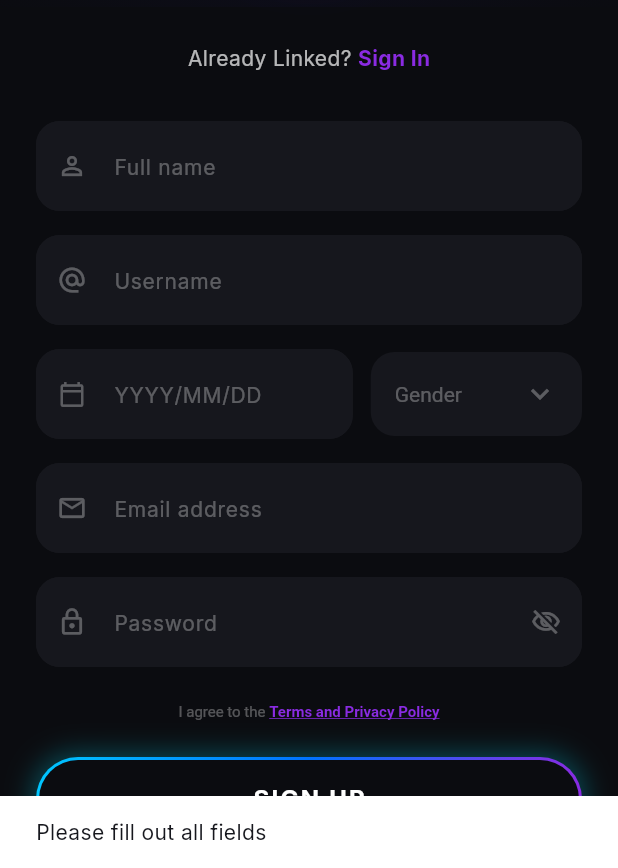
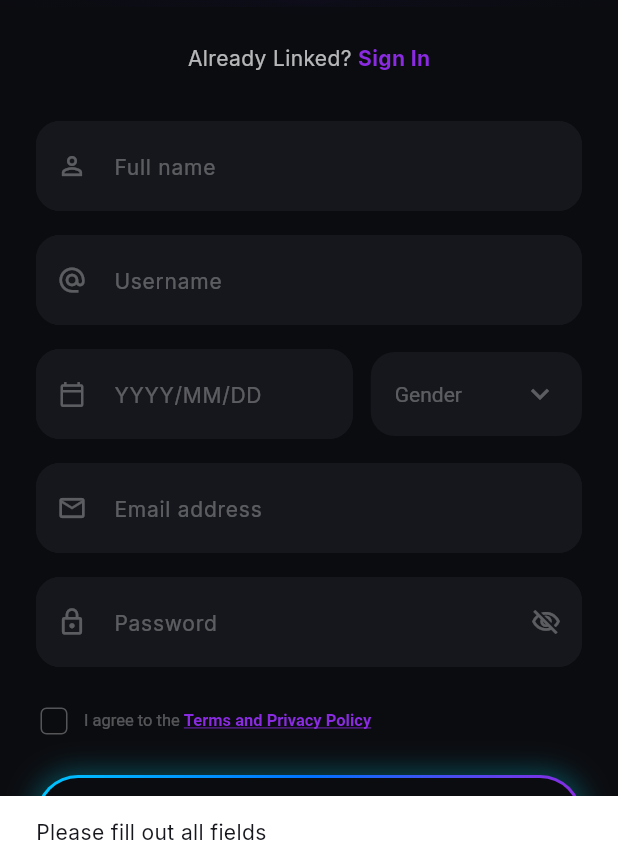
Before and after one commit to Pravesh-Shrestha/nexus_app, a Flutter app: the SignupScreen screen opened directly, after a tap on "SIGN UP", on a phone screen of 412 x 824 dp, the part 368-1236 px from its top. Run offline on Flutter 3.47's test engine with Material 3 defaults, Android fonts, the phone set to English and light mode, and no system bars; our stand-ins replace animated_notch_bottom_bar, cloud_firestore, firebase_auth, firebase_core, google_fonts, google_sign_in and 1 more; missing offline and left inert: mailer; accounts and stored records are empty.

Commit message:
feat: implement DateTextInputFormatter and add terms agreement checkbox with validation to signup screen

```diff
--- a/lib/features/auth/presentation/signup_screen.dart
+++ b/lib/features/auth/presentation/signup_screen.dart
@@ -7,6 +7,7 @@ import 'package:nexus_app/core/presentation/widgets/custom_text_field.dart';
 import 'package:nexus_app/core/presentation/widgets/gradient_button.dart';
 import 'package:nexus_app/features/auth/data/auth_service.dart';
 import 'package:nexus_app/features/profile/presentation/terms_privacy_screen.dart';
+import 'package:nexus_app/core/utils/date_input_formatter.dart';
 
 class SignupScreen extends StatefulWidget {
   const SignupScreen({super.key});
@@ -23,6 +24,7 @@ class _SignupScreenState extends State<SignupScreen> {
   final TextEditingController _passwordController = TextEditingController();
   String? _selectedGender;
   bool _isLoading = false;
+  bool _agreeToTerms = false;
   final AuthService _authService = AuthService();
 
   @override
@@ -44,6 +46,42 @@ class _SignupScreenState extends State<SignupScreen> {
         _selectedGender == null) {
       ScaffoldMessenger.of(context).showSnackBar(
         const SnackBar(content: Text('Please fill out all fields')),
+      );
+      return;
+    }
+
+    if (!_agreeToTerms) {
+      ScaffoldMessenger.of(context).showSnackBar(
+        const SnackBar(
+          content: Text('You must agree to the Terms and Privacy Policy to register'),
+          backgroundColor: AppColors.errorRed,
+        ),
+      );
+      return;
+    }
+
+    final dobText = _dobController.text.trim();
+    final dobRegex = RegExp(r'^\d{4}/\d{2}/\d{2}$');
+    if (!dobRegex.hasMatch(dobText)) {
+      ScaffoldMessenger.of(context).showSnackBar(
+        const SnackBar(
+          content: Text('Please enter a valid Date of Birth (YYYY/MM/DD)'),
+          backgroundColor: AppColors.errorRed,
+        ),
+      );
+      return;
+    }
+
+    final parts = dobText.split('/');
+    final year = int.tryParse(parts[0]) ?? 0;
+    final month = int.tryParse(parts[1]) ?? 0;
+    final day = int.tryParse(parts[2]) ?? 0;
+    if (year < 1900 || year > DateTime.now().year || month < 1 || month > 12 || day < 1 || day > 31) {
+      ScaffoldMessenger.of(context).showSnackBar(
+        const SnackBar(
+          content: Text('Please enter a valid Date of Birth'),
+          backgroundColor: AppColors.errorRed,
+        ),
       );
       return;
     }
@@ -229,6 +267,10 @@ class _SignupScreenState extends State<SignupScreen> {
                             child: TextField(
                               controller: _dobController,
                               style: const TextStyle(color: Colors.white),
+                              keyboardType: TextInputType.number,
+                              inputFormatters: [
+                                DateTextInputFormatter(),
+                              ],
                               decoration: const InputDecoration(
                                 hintText: 'YYYY/MM/DD',
                                 hintStyle: TextStyle(color: Colors.white30, fontSize: 14),
@@ -291,8 +333,28 @@ class _SignupScreenState extends State<SignupScreen> {
 
                     const SizedBox(height: 8),
 
-                    // Terms
-                    GestureDetector(
+                    // Terms Agreement Checkbox Row
+                    Row(
+                      children: [
+                        SizedBox(
+                          width: 24,
+                          height: 24,
+                          child: Checkbox(
+                            value: _agreeToTerms,
+                            onChanged: (value) {
+                              setState(() {
+                                _agreeToTerms = value ?? false;
+                              });
+                            },
+                            activeColor: AppColors.primaryPurple,
+                            checkColor: Colors.white,
+                            side: const BorderSide(color: Colors.white30),
+                            shape: RoundedRectangleBorder(borderRadius: BorderRadius.circular(4)),
+                          ),
+                        ),
+                        const SizedBox(width: 8),
+                        Expanded(
+                          child: GestureDetector(
                             onTap: () {
                               Navigator.of(context).push(
                                 MaterialPageRoute(
@@ -303,7 +365,7 @@ class _SignupScreenState extends State<SignupScreen> {
                             child: RichText(
                               text: const TextSpan(
                                 text: 'I agree to the ',
-                          style: TextStyle(color: Colors.white30, fontSize: 10),
+                                style: TextStyle(color: Colors.white30, fontSize: 11),
                                 children: [
                                   TextSpan(
                                     text: 'Terms and Privacy Policy',
@@ -316,6 +378,9 @@ class _SignupScreenState extends State<SignupScreen> {
                                 ],
                               ),
                             ),
+                          ),
+                        ),
+                      ],
                     ),
 
                     const SizedBox(height: 24),
```
Also changed, not shown: lib/core/utils/date_input_formatter.dart (added, +74 -0 lines), 1 other file. Lines whose indentation alone changed are shown as unchanged.
